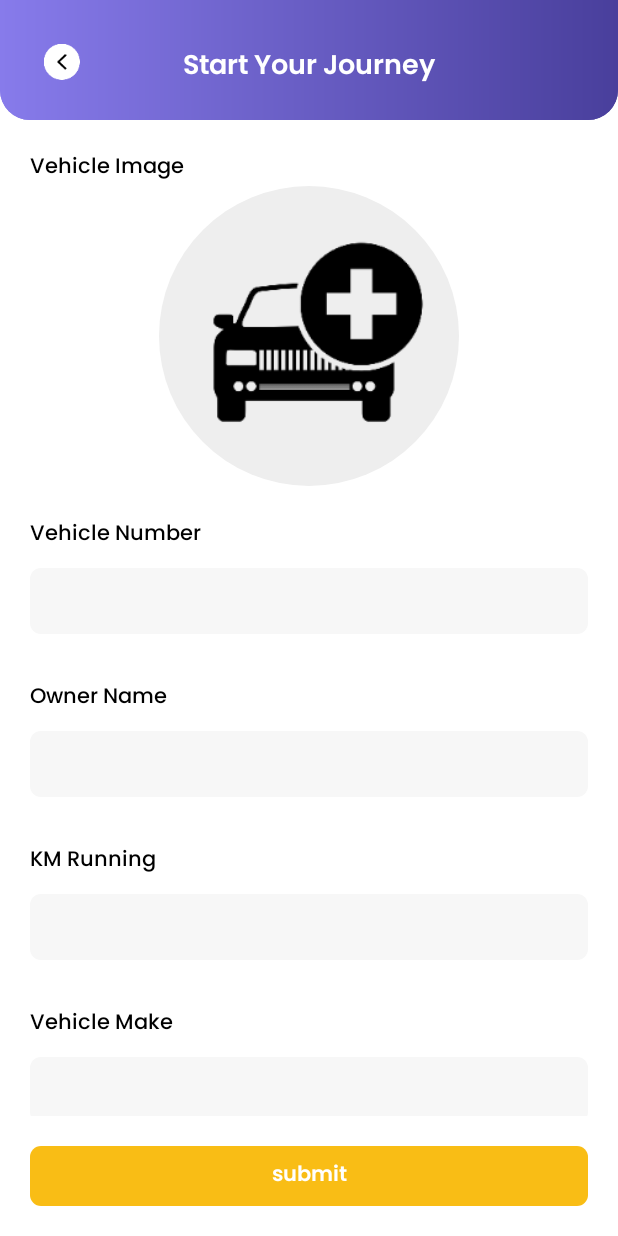
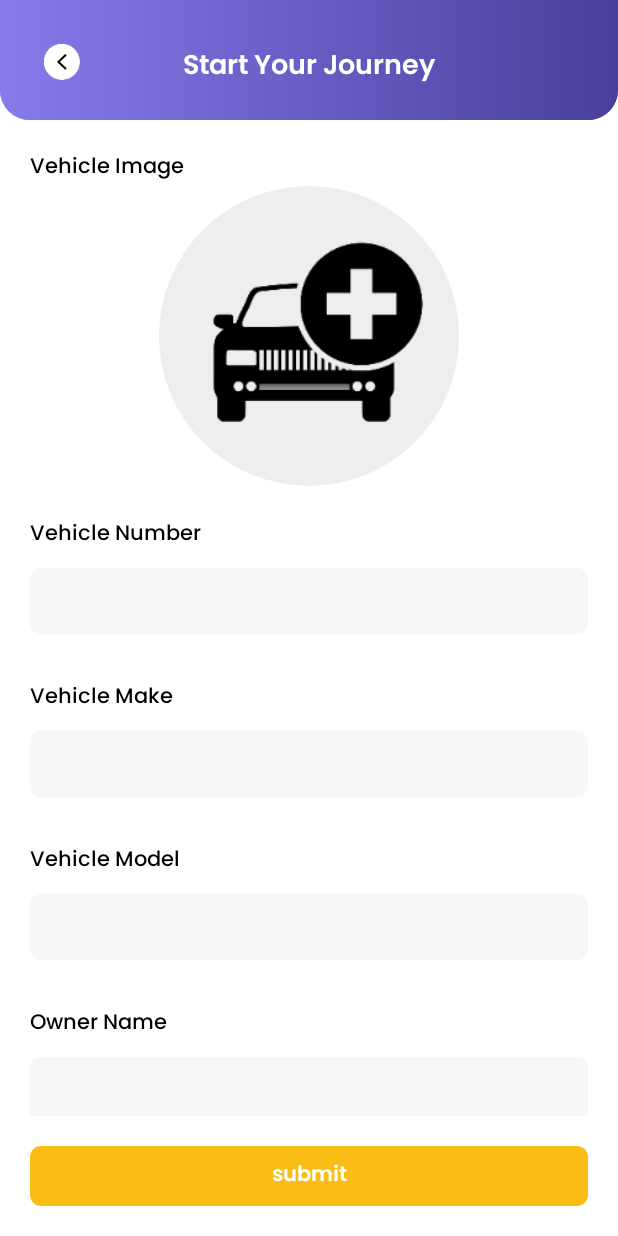
Before and after one commit to sivaneshkkf/Taxi-Bill, an Android app: the AddCar_Activity screen opened directly, with no data from a screen before it, on a phone screen of 412 x 824 dp. Run offline under Robolectric (Android 15) with nearby library versions, the phone set to English and light mode, and no system bars; our stand-ins replace CircleImageView; libraries missing offline, so code that uses them is left out: com.github.drjacky.imagepicker; pictures from the network do not load.

Commit message:
Sivanesh First Commit (15-12-2023 08:26)

```diff
--- a/app/src/main/java/com/example/taxibill/MainActivity.java
+++ b/app/src/main/java/com/example/taxibill/MainActivity.java
@@ -62,9 +62,9 @@ public class MainActivity extends AppCompatActivity {
 
                 if(item.getItemId()==R.id.home){
                     getSupportFragmentManager().beginTransaction().replace(R.id.frame_home,homeFragment).commit();
-                }if(item.getItemId()==R.id.shopping){
+                }/*if(item.getItemId()==R.id.shopping){
                     getSupportFragmentManager().beginTransaction().replace(R.id.frame_home,homeFragment).commit();
-                }
+                }*/
                 return true;
             }
         });
--- /dev/null
+++ b/app/src/main/res/drawable-xxxhdpi/nav_account_selector.xml
@@ -0,0 +1,5 @@
+<?xml version="1.0" encoding="utf-8"?>
+<selector xmlns:android="http://schemas.android.com/apk/res/android">
+    <item android:drawable="@drawable/nav_account_selected" android:state_checked="true"/>
+    <item android:drawable="@drawable/icon_user" android:state_checked="false"/>
+</selector>
--- /dev/null
+++ b/app/src/main/res/drawable/nav_home_selector.xml
@@ -0,0 +1,5 @@
+<?xml version="1.0" encoding="utf-8"?>
+<selector xmlns:android="http://schemas.android.com/apk/res/android">
+    <item android:drawable="@drawable/nav_home_selected" android:state_checked="true"/>
+    <item android:drawable="@drawable/icon_home" android:state_checked="false"/>
+</selector>
--- a/app/src/main/res/layout/activity_add_car.xml
+++ b/app/src/main/res/layout/activity_add_car.xml
@@ -124,56 +124,6 @@
                 android:layout_marginTop="10dp"
                 android:drawablePadding="5dp"
                 android:fontFamily="@font/poppins_medium"
-                android:text="Owner Name"
-                android:textColor="@color/black"
-                android:textSize="14sp" />
-
-            <EditText
-                android:id="@+id/driverName"
-                style="@style/Edit_textbox"
-                android:layout_width="match_parent"
-                android:layout_height="wrap_content"
-                android:layout_marginTop="10dp"
-                android:inputType="text" />
-
-            <TextView
-                android:id="@+id/driverNameError"
-                style="@style/error_msg"
-                android:layout_width="wrap_content"
-                android:layout_height="wrap_content"
-                android:visibility="invisible" />
-
-            <TextView
-                android:layout_width="wrap_content"
-                android:layout_height="wrap_content"
-                android:layout_marginTop="10dp"
-                android:drawablePadding="5dp"
-                android:fontFamily="@font/poppins_medium"
-                android:text="KM Running"
-                android:textColor="@color/black"
-                android:textSize="14sp" />
-
-            <EditText
-                android:id="@+id/kmRunning"
-                style="@style/Edit_textbox"
-                android:layout_width="match_parent"
-                android:layout_height="wrap_content"
-                android:layout_marginTop="10dp"
-                android:inputType="text" />
-
-            <TextView
-                android:id="@+id/kmRunningError"
-                style="@style/error_msg"
-                android:layout_width="wrap_content"
-                android:layout_height="wrap_content"
-                android:visibility="invisible" />
-
-            <TextView
-                android:layout_width="wrap_content"
-                android:layout_height="wrap_content"
-                android:layout_marginTop="10dp"
-                android:drawablePadding="5dp"
-                android:fontFamily="@font/poppins_medium"
                 android:text="Vehicle Make"
                 android:textColor="@color/black"
                 android:textSize="14sp" />
@@ -213,6 +163,82 @@
 
             <TextView
                 android:id="@+id/vModelError"
+                style="@style/error_msg"
+                android:layout_width="wrap_content"
+                android:layout_height="wrap_content"
+                android:visibility="invisible" />
+
+            <TextView
+                android:layout_width="wrap_content"
+                android:layout_height="wrap_content"
+                android:layout_marginTop="10dp"
+                android:drawablePadding="5dp"
+                android:fontFamily="@font/poppins_medium"
+                android:text="Owner Name"
+                android:textColor="@color/black"
+                android:textSize="14sp" />
+
+            <EditText
+                android:id="@+id/driverName"
+                style="@style/Edit_textbox"
+                android:layout_width="match_parent"
+                android:layout_height="wrap_content"
+                android:layout_marginTop="10dp"
+                android:inputType="text" />
+
+            <TextView
+                android:id="@+id/driverNameError"
+                style="@style/error_msg"
+                android:layout_width="wrap_content"
+                android:layout_height="wrap_content"
+                android:visibility="invisible" />
+
+            <TextView
+                android:layout_width="wrap_content"
+                android:layout_height="wrap_content"
+                android:layout_marginTop="10dp"
+                android:drawablePadding="5dp"
+                android:fontFamily="@font/poppins_medium"
+                android:text="Mobile Number"
+                android:textColor="@color/black"
+                android:textSize="14sp" />
+
+            <EditText
+                android:id="@+id/mobileNumber"
+                style="@style/Edit_textbox"
+                android:layout_width="match_parent"
+                android:layout_height="wrap_content"
+                android:layout_marginTop="10dp"
+                android:maxLength="10"
+                android:inputType="number" />
+
+            <TextView
+                android:id="@+id/mobileNumberError"
+                style="@style/error_msg"
+                android:layout_width="wrap_content"
+                android:layout_height="wrap_content"
+                android:visibility="invisible" />
+
+            <TextView
+                android:layout_width="wrap_content"
+                android:layout_height="wrap_content"
+                android:layout_marginTop="10dp"
+                android:drawablePadding="5dp"
+                android:fontFamily="@font/poppins_medium"
+                android:text="E-Mail"
+                android:textColor="@color/black"
+                android:textSize="14sp" />
+
+            <EditText
+                android:id="@+id/email"
+                style="@style/Edit_textbox"
+                android:layout_width="match_parent"
+                android:layout_height="wrap_content"
+                android:layout_marginTop="10dp"
+                android:inputType="number" />
+
+            <TextView
+                android:id="@+id/emailError"
                 style="@style/error_msg"
                 android:layout_width="wrap_content"
                 android:layout_height="wrap_content"
--- a/app/src/main/res/layout/activity_main.xml
+++ b/app/src/main/res/layout/activity_main.xml
@@ -50,7 +50,7 @@
 
     <com.google.android.material.bottomappbar.BottomAppBar
         android:layout_width="match_parent"
-        android:layout_height="wrap_content"
+        android:layout_height="50dp"
         android:id="@+id/bottomAppBar"
         android:layout_gravity="bottom"
         android:backgroundTint="@color/background_white2"
@@ -72,7 +72,7 @@
         android:layout_height="wrap_content"
         android:src="@drawable/start"
         app:backgroundTint="@color/white"
-        android:backgroundTint="@color/dark_blue"
+        android:backgroundTint="@color/endcolor"
         app:layout_anchor="@id/bottomAppBar"
         app:maxImageSize="40dp"/>
 
--- a/app/src/main/res/values/themes.xml
+++ b/app/src/main/res/values/themes.xml
@@ -2,10 +2,10 @@
     <!-- Base application theme. -->
     <style name="Theme.AppCompat" parent="Theme.MaterialComponents.Light.NoActionBar">
         <item name="android:fontFamily">@font/poppins_regular</item>
-        <item name="android:forceDarkAllowed">false</item>
+        <item name="android:forceDarkAllowed">true</item>
         <!-- Status bar color. -->
         <item name="android:statusBarColor" >#ffffff</item>
-        <item name="android:windowLightStatusBar">true</item>
+        <item name="android:windowLightStatusBar">false</item>
 
         <!--BottomSheetDialog-->
         <!--        <item name="bottomSheetDialogTheme">@style/AppBottomSheetDialogTheme</item>-->
@@ -30,7 +30,7 @@
 
     </style>
 
-    <style name="Theme.TaxiBill" parent="Base.Theme.TaxiBill" />
+    <!--<style name="Theme.TaxiBill" parent="Base.Theme.TaxiBill" />-->
 
     <style name="DialogStyle" parent="Theme.Design.Light.BottomSheetDialog">
         <item name="android:windowIsFloating">false</item>
```
Also changed, not shown: app/src/main/java/com/example/taxibill/Activity/AddCar_Activity.java (+18 -14 lines), app/src/main/java/com/example/taxibill/DB/DBhelper.java (+22 -16 lines), app/src/main/java/com/example/taxibill/DB/Vehicle_Model.java (+31 -22 lines), app/src/main/res/layout/fragment_add_.xml (+19 -17 lines), app/src/main/res/menu/bottom_menu.xml (+6 -6 lines), app/src/main/res/values-night/themes.xml (deleted, +0 -7 lines), app/src/main/res/drawable-xxxhdpi/car_gif.gif, app/src/main/res/drawable-xxxhdpi/nav_account_selected.png (added), app/src/main/res/drawable-xxxhdpi/nav_home_selected.png (added).
